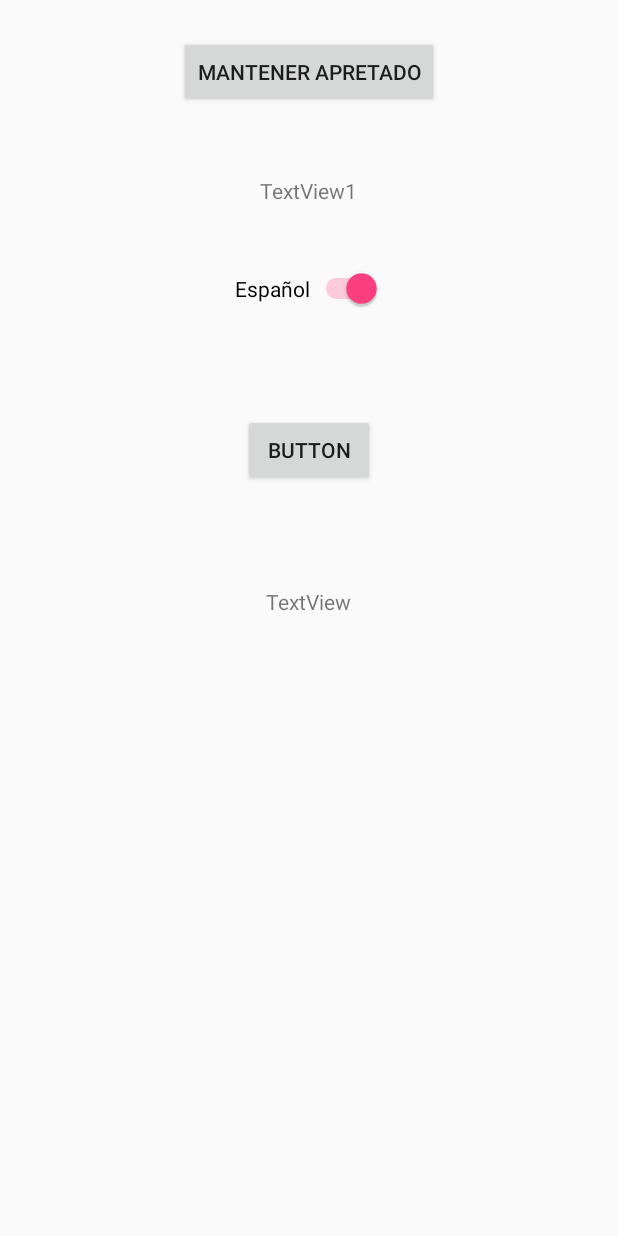
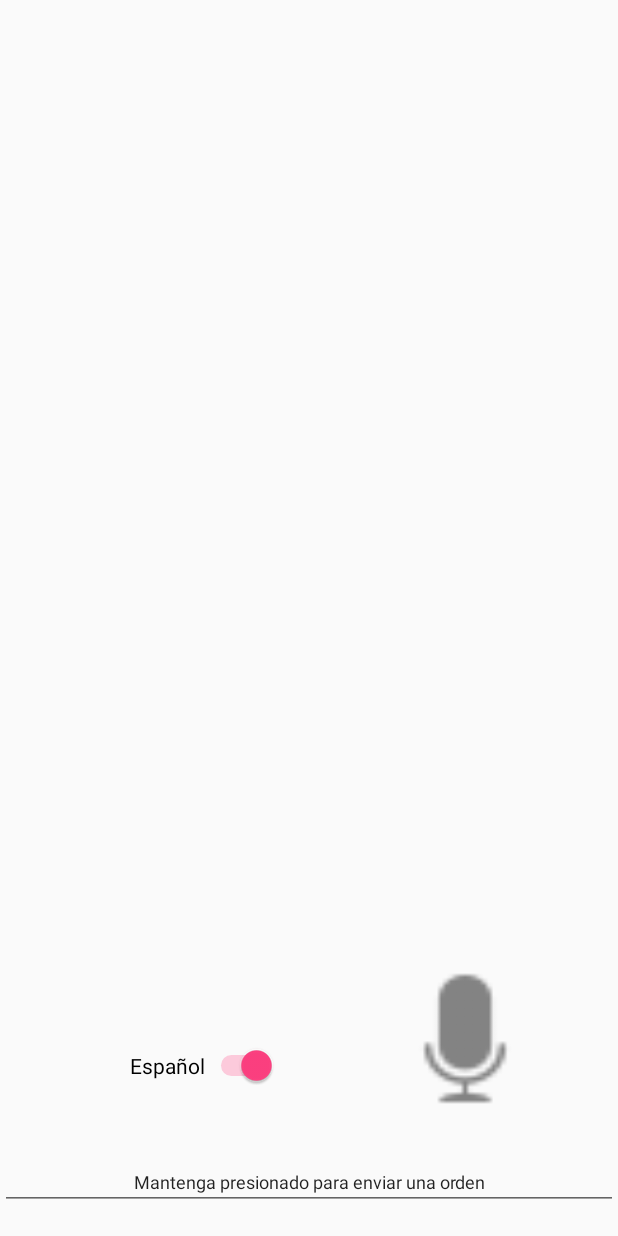
Before and after one commit to patricioc7/speechToTestAndroid, an Android app: the screen it shows after launch (MainActivity), on a phone screen of 412 x 824 dp. Run offline under Robolectric (Android 15) with nearby library versions, the phone set to English and light mode, and no system bars; our stand-ins replace Volley.

Commit message:
Cambios en la UI

```diff
--- a/app/src/main/java/com/pcordoba/speechtotexttest1/MainActivity.java
+++ b/app/src/main/java/com/pcordoba/speechtotexttest1/MainActivity.java
@@ -1,7 +1,6 @@
 package com.pcordoba.speechtotexttest1;
 
 
-import android.Manifest;
 import android.app.Activity;
 import android.content.Intent;
 import android.content.pm.PackageManager;
@@ -21,7 +20,6 @@ import android.widget.CompoundButton.OnCheckedChangeListener;
 import android.widget.ProgressBar;
 import android.widget.Switch;
 import android.widget.TextView;
-import android.widget.Toast;
 
 import com.android.volley.Request;
 import com.android.volley.RequestQueue;
@@ -35,8 +33,6 @@ import org.json.JSONObject;
 
 import java.util.ArrayList;
 
-import static android.R.attr.permission;
-
 @RequiresApi(api = Build.VERSION_CODES.FROYO)
 public class MainActivity extends Activity implements
         RecognitionListener {
@@ -44,7 +40,8 @@ public class MainActivity extends Activity implements
     private TextView returnedText;
     private TextView responseText;
 
-    private Button submitButton;
+
+   // private Button submitButton;
     private Button button;
     private ProgressBar progressBar;
     private SpeechRecognizer speech = null;
@@ -67,7 +64,7 @@ public class MainActivity extends Activity implements
         responseText = (TextView) findViewById(R.id.response);
         langSwitch = (Switch) findViewById(R.id.langSwitch);
         button = (Button) findViewById(R.id.mantener);
-        submitButton = (Button) findViewById(R.id.submitButton);
+       // submitButton = (Button) findViewById(R.id.mantener);
         progressBar = (ProgressBar) findViewById(R.id.progressBar);
         progressBar.setVisibility(View.INVISIBLE);
         lang = SPANISH;
@@ -152,12 +149,7 @@ public class MainActivity extends Activity implements
 
 
         });
-        submitButton.setOnClickListener(new View.OnClickListener() {
-            @Override
-            public void onClick(View view) {
-                requestSomething("tu vieja");
-            }
-        });
+
         // Here, thisActivity is the current activity
 
 
--- /dev/null
+++ b/app/src/main/res/animator/button_animator.xml
@@ -0,0 +1,17 @@
+<?xml version="1.0" encoding="utf-8"?>
+<selector xmlns:android="http://schemas.android.com/apk/res/android">
+    <item
+        android:state_focused="true"
+        android:state_pressed="true"
+        android:drawable="@android:drawable/ic_btn_speak_now"/>
+
+    <item
+        android:state_focused="false"
+        android:state_pressed="true"
+        android:drawable="@android:drawable/ic_btn_speak_now"/>
+
+    <item
+        android:state_focused="false"
+        android:state_pressed="false"
+        android:drawable="@android:drawable/ic_btn_speak_now"/>
+</selector>
--- /dev/null
+++ b/app/src/main/res/drawable/button_image_mic.xml
@@ -0,0 +1,6 @@
+<selector xmlns:android="http://schemas.android.com/apk/res/android">
+    <item android:state_focused="true" android:state_pressed="false" android:drawable="@drawable/btn_black_mic"/>
+    <item android:state_focused="true" android:state_pressed="true" android:drawable="@drawable/btn_black_mic" />
+    <item android:state_focused="false" android:state_pressed="true" android:drawable="@drawable/btn_red_mic" />
+    <item android:drawable="@drawable/btn_black_mic" />
+</selector>
--- a/app/src/main/res/layout/activity_main.xml
+++ b/app/src/main/res/layout/activity_main.xml
@@ -1,74 +1,104 @@
 <?xml version="1.0" encoding="utf-8"?>
-<RelativeLayout xmlns:android="http://schemas.android.com/apk/res/android"
+<android.support.constraint.ConstraintLayout xmlns:android="http://schemas.android.com/apk/res/android"
+    xmlns:app="http://schemas.android.com/apk/res-auto"
     xmlns:tools="http://schemas.android.com/tools"
     android:layout_width="match_parent"
     android:layout_height="match_parent"
-    android:orientation="vertical" >
+    tools:context="com.pcordoba.speechtotexttest1.MainActivity">
 
-    <ImageView
-        android:id="@+id/imageView1"
-        android:layout_width="wrap_content"
-        android:layout_height="wrap_content"
-        android:layout_alignParentBottom="true"
-        android:layout_centerHorizontal="true" />
 
     <Button
         android:id="@+id/mantener"
-        android:layout_width="wrap_content"
+        android:layout_width="151dp"
+        android:layout_height="135dp"
+        android:layout_marginBottom="9dp"
+        android:background="@drawable/button_image_mic"
+        app:layout_constraintBottom_toTopOf="@+id/editText"
+        app:layout_constraintHorizontal_bias="0.905"
+        app:layout_constraintLeft_toLeftOf="parent"
+        app:layout_constraintRight_toRightOf="parent" />
+
+    <EditText
+        android:id="@+id/editText"
+        android:layout_width="0dp"
         android:layout_height="wrap_content"
-        android:elevation="0dp"
-        android:text="Mantener Apretado"
-        android:layout_marginTop="24dp"
-        android:layout_below="@+id/editText2"
-        android:layout_centerHorizontal="true" />
-
-    <ProgressBar
-        android:id="@+id/progressBar"
-        style="@style/Widget.AppCompat.ProgressBar.Horizontal"
-        android:layout_width="wrap_content"
-        android:layout_height="wrap_content"
-        android:layout_marginTop="14dp"
-        android:layout_below="@+id/mantener"
-        android:layout_alignParentLeft="true"
-        android:layout_alignParentStart="true"
-        android:layout_alignParentRight="true"
-        android:layout_alignParentEnd="true" />
+        android:layout_marginBottom="17dp"
+        android:ems="10"
+        android:gravity="center_horizontal"
+        android:inputType="textPersonName"
+        android:clickable="false"
+        android:cursorVisible="false"
+        android:focusable="false"
+        android:focusableInTouchMode="false"
+        android:text="Mantenga presionado para enviar una orden"
+        android:textAlignment="center"
+        android:textAppearance="@style/TextAppearance.AppCompat.Caption"
+        app:layout_constraintBottom_toBottomOf="parent"
+        app:layout_constraintHorizontal_bias="1.0"
+        app:layout_constraintLeft_toLeftOf="parent"
+        app:layout_constraintRight_toRightOf="parent"
+        tools:text="Mantenga presionado para enviar una orden" />
 
     <TextView
         android:id="@+id/resultMessage"
         android:layout_width="wrap_content"
         android:layout_height="wrap_content"
-        android:text="TextView1"
-        android:layout_below="@+id/progressBar"
-        android:layout_centerHorizontal="true"
-        android:layout_marginTop="15dp" />
+        android:layout_marginBottom="16dp"
+        android:textSize="24sp"
+        app:layout_constraintBottom_toTopOf="@+id/progressBar"
+        app:layout_constraintHorizontal_bias="0.501"
+        app:layout_constraintLeft_toLeftOf="parent"
+        app:layout_constraintRight_toRightOf="parent"
+        android:layout_marginRight="16dp"
+        android:layout_marginLeft="16dp" />
+
+    <TextView
+        android:id="@+id/response"
+        android:layout_width="wrap_content"
+        android:layout_height="wrap_content"
+        android:layout_marginTop="16dp"
+        android:textSize="12sp"
+        app:layout_constraintHorizontal_bias="0.501"
+        app:layout_constraintLeft_toLeftOf="parent"
+        app:layout_constraintRight_toRightOf="parent"
+        app:layout_constraintTop_toBottomOf="@+id/status" />
+
+    <TextView
+        android:id="@+id/status"
+        android:layout_width="wrap_content"
+        android:layout_height="wrap_content"
+        android:layout_marginTop="16dp"
+        app:layout_constraintHorizontal_bias="0.501"
+        app:layout_constraintLeft_toLeftOf="parent"
+        app:layout_constraintRight_toRightOf="parent"
+        app:layout_constraintTop_toTopOf="parent" />
+
+    <ProgressBar
+        android:id="@+id/progressBar"
+        style="?android:attr/progressBarStyleHorizontal"
+        android:layout_width="0dp"
+        android:layout_height="wrap_content"
+        android:layout_marginBottom="21dp"
+        android:layout_marginLeft="16dp"
+        android:layout_marginRight="16dp"
+        app:layout_constraintBottom_toTopOf="@+id/mantener"
+        app:layout_constraintHorizontal_bias="0.0"
+        app:layout_constraintLeft_toLeftOf="parent"
+        app:layout_constraintRight_toRightOf="parent" />
 
     <Switch
         android:id="@+id/langSwitch"
         android:layout_width="wrap_content"
         android:layout_height="wrap_content"
-        android:layout_below="@+id/resultMessage"
-        android:layout_centerHorizontal="true"
-        android:layout_marginTop="42dp"
-        android:text="Switch" />
-
-    <Button
-        android:id="@+id/submitButton"
-        android:layout_width="wrap_content"
-        android:layout_height="wrap_content"
-        android:layout_below="@+id/langSwitch"
-        android:layout_centerHorizontal="true"
-        android:layout_marginTop="70dp"
-        android:text="Button" />
-
-    <TextView
-        android:id="@+id/response"
-        android:layout_width="wrap_content"
-        android:layout_height="wrap_content"
-        android:layout_below="@+id/submitButton"
-        android:layout_centerHorizontal="true"
-        android:layout_marginTop="67dp"
-        android:text="TextView" />
-
-
-</RelativeLayout>
+        android:layout_marginLeft="16dp"
+        android:layout_marginRight="16dp"
+        android:text="Switch"
+        app:layout_constraintHorizontal_bias="0.666"
+        app:layout_constraintLeft_toLeftOf="parent"
+        app:layout_constraintRight_toLeftOf="@+id/mantener"
+        android:layout_marginBottom="16dp"
+        app:layout_constraintBottom_toTopOf="@+id/editText"
+        android:layout_marginTop="16dp"
+        app:layout_constraintTop_toBottomOf="@+id/progressBar"
+        app:layout_constraintVertical_bias="0.728" />
+</android.support.constraint.ConstraintLayout>
--- a/app/src/main/res/values/colors.xml
+++ b/app/src/main/res/values/colors.xml
@@ -2,5 +2,5 @@
 <resources>
     <color name="colorPrimary">#3F51B5</color>
     <color name="colorPrimaryDark">#303F9F</color>
-    <color name="colorAccent">#FF4081</color>
+    <color name="colorAccent">#ff4081</color>
 </resources>
```
Also changed, not shown: app/src/main/black_mic-web.png (added), app/src/main/ic_launcher-web.png (added), app/src/main/res/drawable-hdpi/btn_black_mic.png (added), app/src/main/res/drawable-hdpi/btn_red_mic.png (added), app/src/main/res/drawable-mdpi/btn_black_mic.png (added), app/src/main/res/drawable-mdpi/btn_red_mic.png (added), app/src/main/res/drawable-xhdpi/btn_black_mic.png (added), app/src/main/res/drawable-xhdpi/btn_red_mic.png (added), app/src/main/res/drawable-xxhdpi/btn_black_mic.png (added), app/src/main/res/drawable-xxhdpi/btn_red_mic.png (added), app/src/main/res/mipmap-hdpi/ic_launcher.png, app/src/main/res/mipmap-mdpi/ic_launcher.png, app/src/main/res/mipmap-xhdpi/ic_launcher.png, app/src/main/res/mipmap-xxhdpi/ic_launcher.png, 1 more files.
